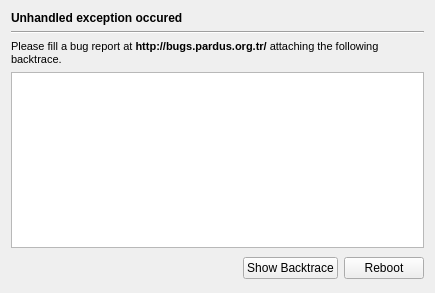
Above: yali/gui/Ui/exception.ui from dadas45li/yali before the change. Below: the same form after it.
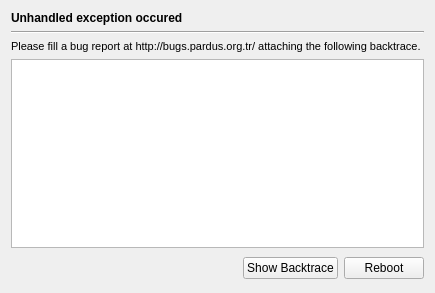
That is the form after the change.

The edit to the form file:
```diff
--- a/yali/gui/Ui/exception.ui
+++ b/yali/gui/Ui/exception.ui
@@ -39,11 +39,7 @@
       </font>
      </property>
      <property name="text">
-      <string>&lt;!DOCTYPE HTML PUBLIC &quot;-//W3C//DTD HTML 4.0//EN&quot; &quot;http://www.w3.org/TR/REC-html40/strict.dtd&quot;&gt;
-&lt;html&gt;&lt;head&gt;&lt;meta name=&quot;qrichtext&quot; content=&quot;1&quot; /&gt;&lt;style type=&quot;text/css&quot;&gt;
-p, li { white-space: pre-wrap; }
-&lt;/style&gt;&lt;/head&gt;&lt;body style=&quot; font-family:'Droid Sans'; font-size:8pt; font-weight:400; font-style:normal;&quot;&gt;
-&lt;p style=&quot; margin-top:0px; margin-bottom:0px; margin-left:0px; margin-right:0px; -qt-block-indent:0; text-indent:0px;&quot;&gt;Please fill a bug report at &lt;span style=&quot; font-weight:600;&quot;&gt;http://bugs.pardus.org.tr/&lt;/span&gt; attaching the following backtrace.&lt;/p&gt;&lt;/body&gt;&lt;/html&gt;</string>
+      <string>Please fill a bug report at http://bugs.pardus.org.tr/ attaching the following backtrace.</string>
      </property>
      <property name="wordWrap">
       <bool>true</bool>
```
